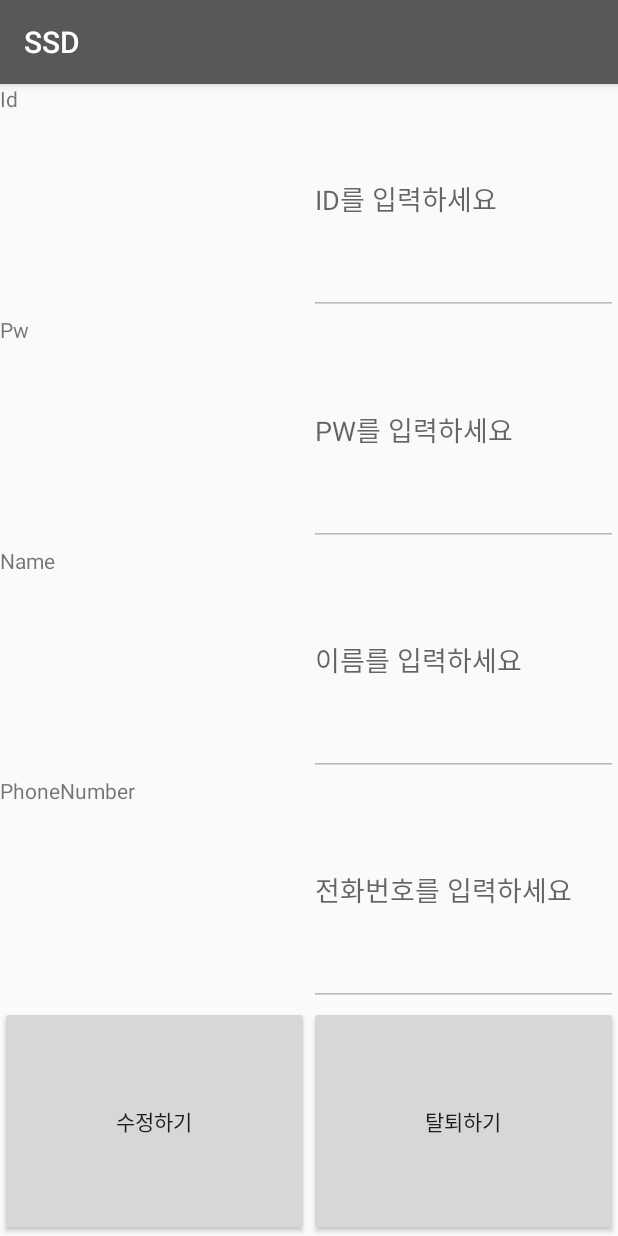
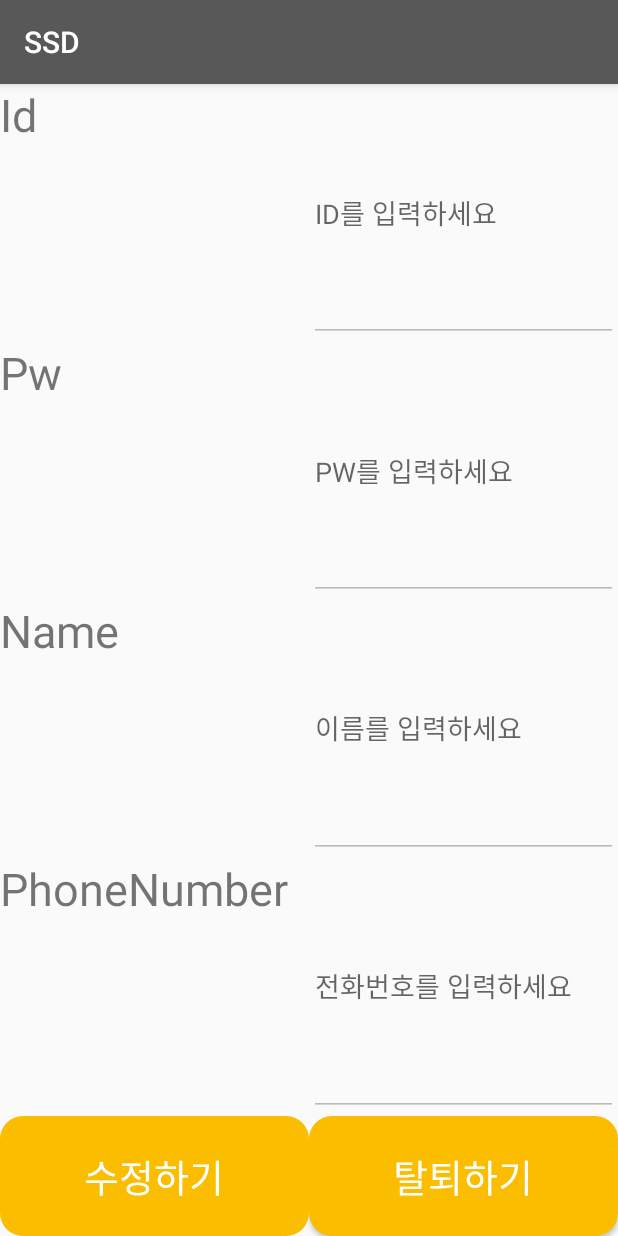
Before and after one commit to seunghun1024/SSD, an Android app: the Mainpage screen opened directly, with no data from a screen before it, in the options menu, after a tap on "info", on a phone screen of 412 x 824 dp. Run offline under Robolectric (Android 15) with nearby library versions, the phone set to English and light mode, and no system bars; 1 statement that could not run was skipped.

Commit message:
레이아웃 변경

```diff
--- a/app/src/main/res/drawable/radius.xml
+++ b/app/src/main/res/drawable/radius.xml
@@ -2,11 +2,13 @@
 <shape xmlns:android="http://schemas.android.com/apk/res/android"
     android:shape="rectangle" android:padding = "10dp">
     <solid android:color="#fbbd00"></solid>
+
+
     <corners
         android:bottomLeftRadius="15dp"
         android:bottomRightRadius="15dp"
         android:topLeftRadius="15dp"
         android:topRightRadius="15dp"></corners>
-    <stroke android:width="2dp"
+    <stroke android:width="0dp"
         android:color="#BDBDBD"></stroke>
 </shape>
--- a/app/src/main/res/layout/find_id.xml
+++ b/app/src/main/res/layout/find_id.xml
@@ -8,7 +8,7 @@
         android:id="@+id/findid_toolbar"
         android:layout_width="match_parent"
         android:layout_height="?attr/actionBarSize"
-        android:background="#52A7E8"
+        android:background="#fbbd00"
         android:layout_gravity="center"
         android:layout_alignParentTop="true"
         android:layout_centerHorizontal="true">
@@ -120,7 +120,7 @@
             android:layout_width="100dp"
             android:layout_height="40dp"
             android:layout_gravity="center"
-            android:backgroundTint="#52A7E8"
+            android:backgroundTint="#fbbd00"
             android:text="아이디찾기"
             android:textColor="#ffffff"/>
 
--- a/app/src/main/res/layout/find_pw.xml
+++ b/app/src/main/res/layout/find_pw.xml
@@ -7,7 +7,7 @@
         android:id="@+id/findpw_toolbar"
         android:layout_width="match_parent"
         android:layout_height="?attr/actionBarSize"
-        android:background="#52A7E8"
+        android:background="#fbbd00"
         android:layout_gravity="center"
         android:layout_alignParentTop="true"
         android:layout_centerHorizontal="true">
@@ -153,7 +153,7 @@
             android:layout_width="100dp"
             android:layout_height="40dp"
             android:layout_gravity="center"
-            android:backgroundTint="#52A7E8"
+            android:backgroundTint="#fbbd00"
             android:text="확 인"
             android:textColor="#ffffff"/>
 
--- a/app/src/main/res/layout/first_screen.xml
+++ b/app/src/main/res/layout/first_screen.xml
@@ -47,7 +47,7 @@
             android:layout_width="250dp"
             android:layout_height="60dp"
             android:text="처음 오셨나요?"
-            android:background="#fbbd00"
+            android:background="@drawable/radius"
             android:textSize="30dp"
             android:layout_marginLeft="80dp"
             android:layout_marginTop="380dp"
@@ -59,7 +59,7 @@
             android:layout_width="250dp"
             android:layout_height="60dp"
             android:text="로그인"
-            android:background="#fbbd00"
+            android:background="@drawable/radius"
             android:textSize="30dp"
             android:layout_marginLeft="80dp"
             android:layout_marginTop="450dp"
@@ -71,7 +71,7 @@
             android:layout_width="250dp"
             android:layout_height="60dp"
             android:text="비회원"
-            android:background="#fbbd00"
+            android:background="@drawable/radius"
             android:textSize="30dp"
             android:layout_marginLeft="80dp"
             android:layout_marginTop="520dp"
--- a/app/src/main/res/layout/info.xml
+++ b/app/src/main/res/layout/info.xml
@@ -15,7 +15,9 @@
             android:layout_width="0dp"
             android:layout_height="match_parent"
             android:layout_weight="1"
-            android:text="Id" />
+            android:text="Id"
+            android:textSize="30dp"
+            />
 
         <EditText
             android:id="@+id/ID"
@@ -36,7 +38,8 @@
             android:layout_width="0dp"
             android:layout_height="match_parent"
             android:layout_weight="1"
-            android:text="Pw" />
+            android:text="Pw"
+            android:textSize="30dp"/>
 
         <EditText
             android:id="@+id/PW"
@@ -58,7 +61,8 @@
             android:layout_width="0dp"
             android:layout_height="match_parent"
             android:layout_weight="1"
-            android:text="Name" />
+            android:text="Name"
+            android:textSize="30dp"/>
 
         <EditText
             android:id="@+id/NAME"
@@ -80,7 +84,8 @@
             android:layout_width="0dp"
             android:layout_height="match_parent"
             android:layout_weight="1"
-            android:text="PhoneNumber" />
+            android:text="PhoneNumber"
+            android:textSize="30dp"/>
 
         <EditText
             android:id="@+id/PHONE"
@@ -93,8 +98,7 @@
 
     <LinearLayout
         android:layout_width="match_parent"
-        android:layout_height="match_parent"
-        android:layout_weight="1"
+        android:layout_height="80dp"
         android:orientation="horizontal">
 
         <Button
@@ -102,13 +106,20 @@
             android:layout_width="0dp"
             android:layout_height="match_parent"
             android:layout_weight="1"
-            android:text="수정하기" />
+            android:text="수정하기"
+            android:background="@drawable/radius"
+            android:textColor="#fff"
+            android:textSize="25dp"/>
 
         <Button
             android:id="@+id/infoleave"
             android:layout_width="0dp"
             android:layout_height="match_parent"
             android:layout_weight="1"
-            android:text="탈퇴하기" />
+            android:text="탈퇴하기"
+            android:background="@drawable/radius"
+            android:textColor="#fff"
+            android:textSize="25dp"/>
+
     </LinearLayout>
 </LinearLayout>
--- a/app/src/main/res/layout/sign_up.xml
+++ b/app/src/main/res/layout/sign_up.xml
@@ -7,7 +7,7 @@
         android:id="@+id/signup_toolbar"
         android:layout_width="match_parent"
         android:layout_height="?attr/actionBarSize"
-        android:background="#52A7E8"
+        android:background="#fbbd00"
         android:layout_gravity="center"
         android:layout_alignParentTop="true"
         android:layout_centerHorizontal="true">
@@ -70,7 +70,7 @@
                     android:id="@+id/IdOverlapCheck"
                     android:layout_width="wrap_content"
                     android:layout_height="40dp"
-                    android:backgroundTint="#A0CFF2"
+                    android:backgroundTint="#FACC2E"
                     android:text="중복 확인"
                     android:textColor="#ffffff"/>
 
@@ -190,7 +190,7 @@
             android:layout_height="40dp"
             android:layout_gravity="center"
             android:gravity="center"
-            android:backgroundTint="#52A7E8"
+            android:backgroundTint="#fbbd00"
             android:text="스펙입력"
             android:textColor="#ffffff"/>
 
```
Also changed, not shown: app/src/main/res/layout/input_spec.xml (+7 -5 lines), app/src/main/res/layout/mainpage.xml (+19 -10 lines), app/src/main/res/layout/search_page.xml (+9 -2 lines), app/src/main/res/layout/spec.xml (+10 -4 lines).
